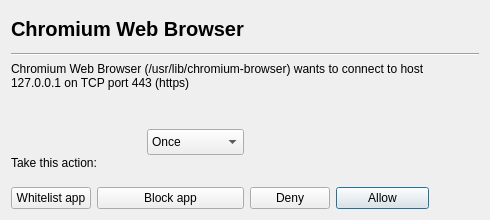
Before: the Qt Designer form opensnitch/resources/dialog.ui in evilsocket/opensnitch, drawn with Qt 5.
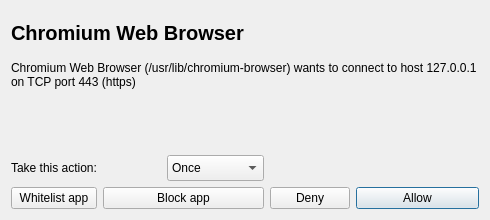
After: the same form once the commit is applied.

Commit message: Properly resizing windows and text with pyqt5 solving few issues

The edit to the form file:
```diff
--- a/opensnitch/resources/dialog.ui
+++ b/opensnitch/resources/dialog.ui
@@ -2,6 +2,12 @@
 <ui version="4.0">
  <class>Dialog</class>
  <widget class="QDialog" name="Dialog">
+  <property name="windowModality">
+   <enum>Qt::WindowModal</enum>
+  </property>
+  <property name="enabled">
+   <bool>true</bool>
+  </property>
   <property name="geometry">
    <rect>
     <x>0</x>
@@ -10,6 +16,12 @@
     <height>220</height>
    </rect>
   </property>
+  <property name="sizePolicy">
+   <sizepolicy hsizetype="Expanding" vsizetype="Expanding">
+    <horstretch>0</horstretch>
+    <verstretch>0</verstretch>
+   </sizepolicy>
+  </property>
   <property name="minimumSize">
    <size>
     <width>490</width>
@@ -30,7 +42,20 @@
   <property name="windowTitle">
    <string>OpenSnitch</string>
   </property>
+  <property name="sizeGripEnabled">
+   <bool>false</bool>
+  </property>
+  <property name="modal">
+   <bool>false</bool>
+  </property>
   <layout class="QGridLayout" name="gridLayout">
+   <item row="5" column="0">
+    <widget class="QPushButton" name="whitelistButton">
+     <property name="text">
+      <string>Whitelist app</string>
+     </property>
+    </widget>
+   </item>
    <item row="0" column="0" colspan="5">
     <widget class="QLabel" name="appNameLabel">
      <property name="font">
@@ -55,14 +80,7 @@
      </property>
     </widget>
    </item>
-   <item row="1" column="0" colspan="7">
-    <widget class="Line" name="line">
-     <property name="orientation">
-      <enum>Qt::Horizontal</enum>
-     </property>
-    </widget>
-   </item>
-   <item row="2" column="0" rowspan="2" colspan="6">
+   <item row="1" column="0" rowspan="2" colspan="6">
     <widget class="QLabel" name="messageLabel">
      <property name="text">
       <string>Chromium Web Browser (/usr/lib/chromium-browser) wants to connect to host 127.0.0.1 on TCP port 443 (https)</string>
@@ -75,51 +93,6 @@
      </property>
     </widget>
    </item>
-   <item row="3" column="2" rowspan="2">
-    <widget class="QComboBox" name="actionComboBox">
-     <property name="minimumSize">
-      <size>
-       <width>97</width>
-       <height>26</height>
-      </size>
-     </property>
-     <property name="maximumSize">
-      <size>
-       <width>97</width>
-       <height>26</height>
-      </size>
-     </property>
-     <item>
-      <property name="text">
-       <string>Once</string>
-      </property>
-     </item>
-     <item>
-      <property name="text">
-       <string>Until Quit</string>
-      </property>
-     </item>
-     <item>
-      <property name="text">
-       <string>Forever</string>
-      </property>
-     </item>
-    </widget>
-   </item>
-   <item row="4" column="0" colspan="2">
-    <widget class="QLabel" name="actionLabel">
-     <property name="text">
-      <string>Take this action:</string>
-     </property>
-    </widget>
-   </item>
-   <item row="5" column="0">
-    <widget class="QPushButton" name="whitelistButton">
-     <property name="text">
-      <string>Whitelist app</string>
-     </property>
-    </widget>
-   </item>
    <item row="5" column="1" colspan="2">
     <widget class="QPushButton" name="blockButton">
      <property name="text">
@@ -152,6 +125,44 @@
      </property>
     </widget>
    </item>
+   <item row="3" column="2">
+    <widget class="QComboBox" name="actionComboBox">
+     <property name="minimumSize">
+      <size>
+       <width>97</width>
+       <height>26</height>
+      </size>
+     </property>
+     <property name="maximumSize">
+      <size>
+       <width>97</width>
+       <height>26</height>
+      </size>
+     </property>
+     <item>
+      <property name="text">
+       <string>Once</string>
+      </property>
+     </item>
+     <item>
+      <property name="text">
+       <string>Until Quit</string>
+      </property>
+     </item>
+     <item>
+      <property name="text">
+       <string>Forever</string>
+      </property>
+     </item>
+    </widget>
+   </item>
+   <item row="3" column="0">
+    <widget class="QLabel" name="actionLabel">
+     <property name="text">
+      <string>Take this action:</string>
+     </property>
+    </widget>
+   </item>
   </layout>
  </widget>
  <resources/>
```
The commit also changes 1 other file.
